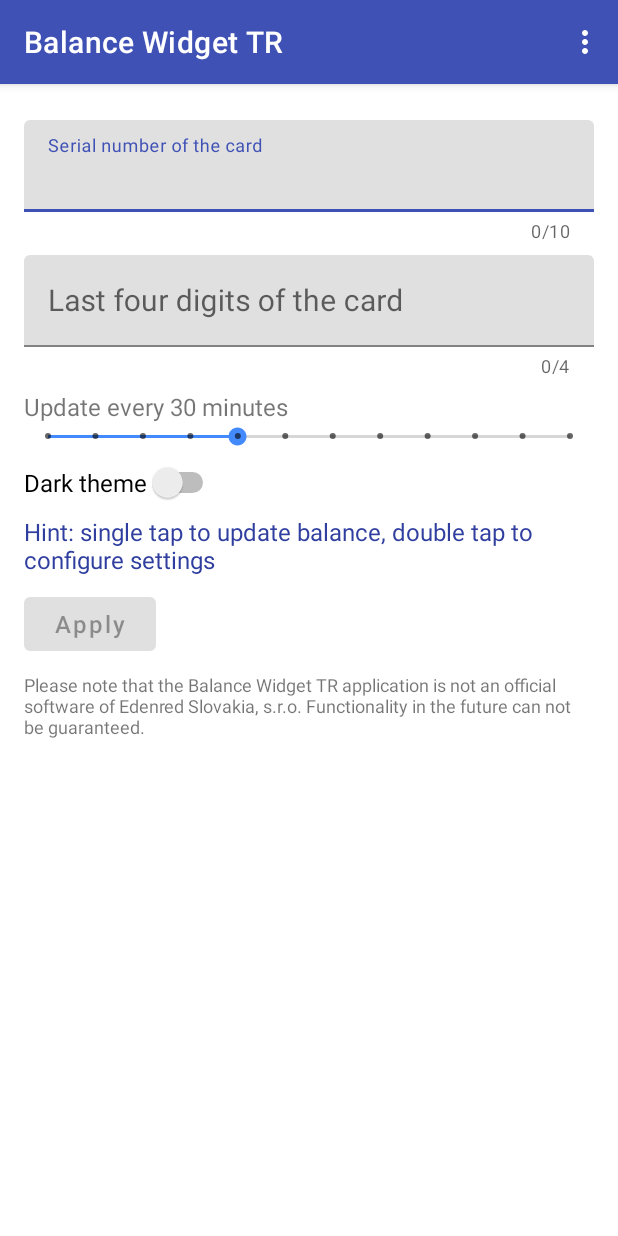
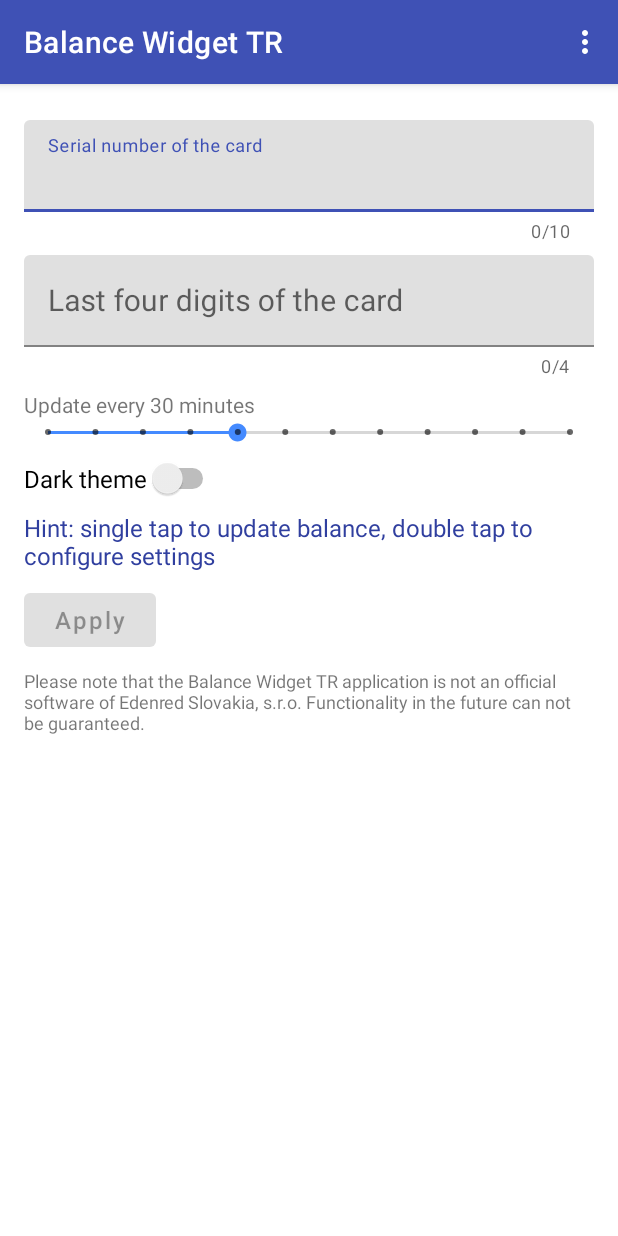
Before and after one commit to rhidasi/balance-widget-tr, an Android app: the ConfigureActivity screen opened directly, with no data from a screen before it, on a phone screen of 412 x 824 dp. Run offline under Robolectric (Android 15) with nearby library versions, the phone set to English and light mode, and no system bars; our stand-ins replace ButterKnife; 1 statement that could not run was skipped.

Commit message:
Minor design tuning

```diff
--- a/app/src/main/java/sk/hidasi/balance_tr/BalanceWidget.java
+++ b/app/src/main/java/sk/hidasi/balance_tr/BalanceWidget.java
@@ -62,7 +62,7 @@ public class BalanceWidget extends AppWidgetProvider {
 		final Canvas canvas = new Canvas(bmp);
 		final int width = canvas.getWidth();
 		final int height = canvas.getHeight();
-		canvas.drawColor(darkTheme ? 0xBEFFFFFF : 0xE6FFFFFF, PorterDuff.Mode.DST_IN);
+		canvas.drawColor(0xE6FFFFFF, PorterDuff.Mode.DST_IN);
 
 		if (widgetText != null) {
 			final Paint textPaint = new Paint();
--- a/app/src/main/res/layout/activity_configure.xml
+++ b/app/src/main/res/layout/activity_configure.xml
@@ -49,8 +49,7 @@
 			android:id="@+id/update_duration_text"
 			android:layout_width="match_parent"
 			android:layout_height="wrap_content"
-			android:layout_marginTop="@dimen/configure_horizontal_margin"
-			android:textSize="16sp"/>
+			android:layout_marginTop="@dimen/configure_horizontal_margin"/>
 
 		<SeekBar
 			style="@style/Widget.AppCompat.SeekBar.Discrete"
--- a/app/src/main/res/values/styles.xml
+++ b/app/src/main/res/values/styles.xml
@@ -14,6 +14,7 @@
 		<item name="android:layout_height">wrap_content</item>
 		<item name="android:layout_marginBottom">@dimen/layout_margin</item>
 		<item name="android:layout_marginTop">@dimen/layout_margin</item>
+		<item name="android:textColor">@color/colorPrimary</item>
 		<item name="android:textStyle">bold|italic</item>
 		<item name="android:textSize">16sp</item>
 	</style>
```
